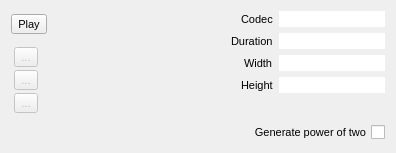
markus-wa/glmixer-mirror, file src/VideoFileDialog.ui: the form before one commit.
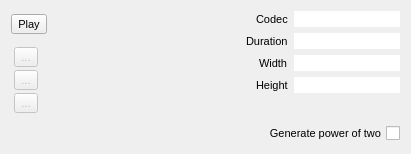
The form after the commit. Icons and pictures are not drawn. Custom widgets are drawn as their Qt base class.

Patch:
```diff
--- a/src/VideoFileDialog.ui
+++ b/src/VideoFileDialog.ui
@@ -6,8 +6,8 @@
    <rect>
     <x>0</x>
     <y>0</y>
-    <width>396</width>
-    <height>153</height>
+    <width>411</width>
+    <height>154</height>
    </rect>
   </property>
   <property name="sizePolicy">
@@ -54,7 +54,7 @@
    <item row="0" column="1" rowspan="7">
     <widget class="VideoFileDisplayWidget" name="previewWidget" native="true">
      <property name="sizePolicy">
-      <sizepolicy hsizetype="Fixed" vsizetype="Fixed">
+      <sizepolicy hsizetype="Expanding" vsizetype="Expanding">
        <horstretch>0</horstretch>
        <verstretch>0</verstretch>
       </sizepolicy>
@@ -65,12 +65,6 @@
        <height>111</height>
       </size>
      </property>
-     <property name="maximumSize">
-      <size>
-       <width>300</width>
-       <height>200</height>
-      </size>
-     </property>
     </widget>
    </item>
    <item row="0" column="2">
```
